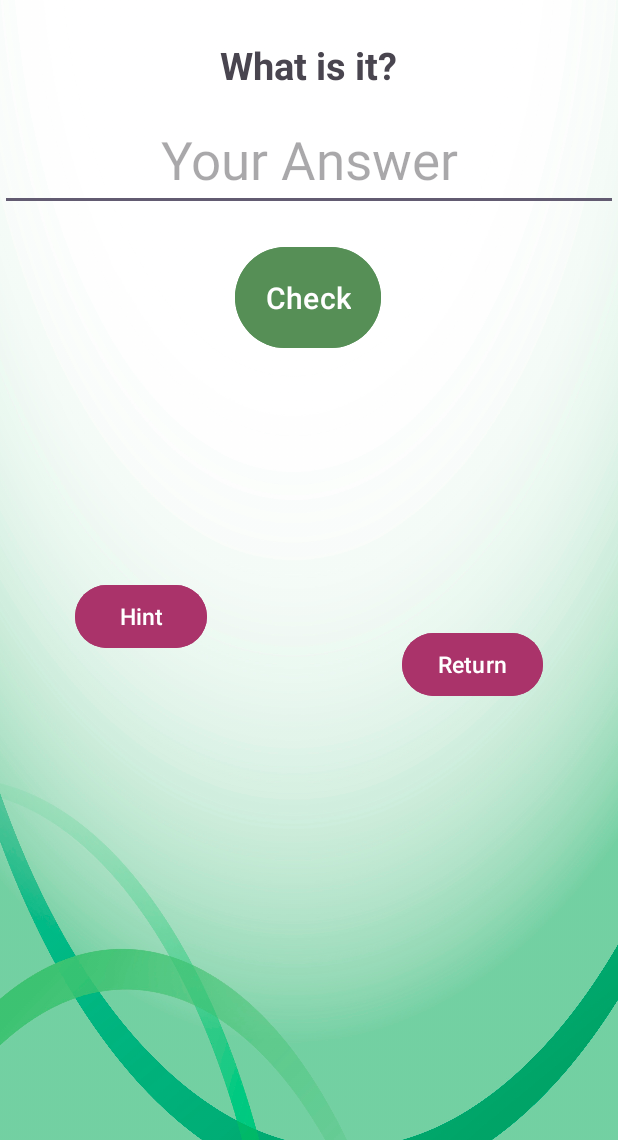
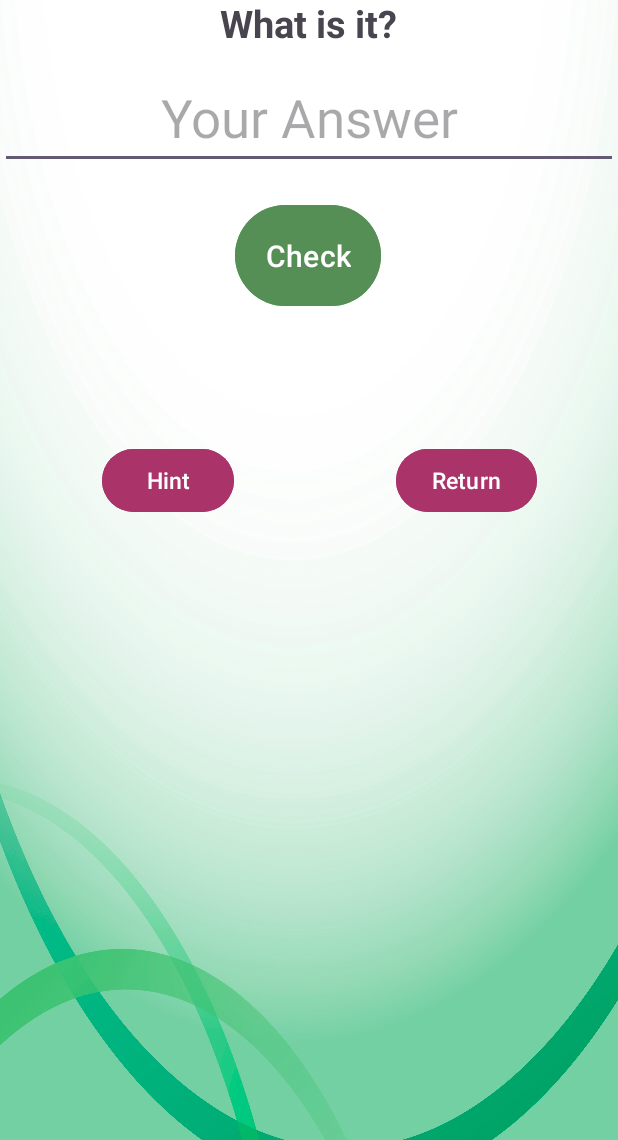
Before and after one commit to ttran15/catchthewords, an Android app: the QuestionActivity screen opened directly, with no data from a screen before it, on a phone screen of 412 x 824 dp, the part 96-1236 px from its top. Run offline under Robolectric (Android 15) with nearby library versions, the phone set to English and light mode, and no system bars; Roboto replaces fonts that are not available here; 4 statements that could not run were skipped.

Commit message:
Edit layout to adapt with multi devices

```diff
--- a/app/src/main/res/layout/question_layout.xml
+++ b/app/src/main/res/layout/question_layout.xml
@@ -10,7 +10,7 @@
         android:id="@+id/imgView"
         android:layout_width="wrap_content"
         android:layout_height="wrap_content"
-        android:layout_marginTop="80dp"
+        android:layout_marginTop="52dp"
         app:layout_constraintEnd_toEndOf="parent"
         app:layout_constraintHorizontal_bias="0.498"
         app:layout_constraintStart_toStartOf="parent"
@@ -63,35 +63,33 @@
         android:id="@+id/btnHint"
         android:layout_width="wrap_content"
         android:layout_height="50dp"
-        android:layout_marginStart="50dp"
-        android:layout_marginTop="150dp"
+        android:layout_marginTop="20dp"
         android:backgroundTint="#AA336A"
         android:text="Hint"
         android:textSize="15dp"
-        app:layout_constraintBottom_toBottomOf="parent"
+        app:layout_constraintEnd_toEndOf="parent"
+        app:layout_constraintHorizontal_bias="0.21"
         app:layout_constraintStart_toStartOf="parent"
-        app:layout_constraintTop_toBottomOf="@+id/btnCheck"
-        app:layout_constraintVertical_bias="0.0" />
+        app:layout_constraintTop_toBottomOf="@+id/txtResult" />
 
     <Button
         android:id="@+id/btnBack"
         android:layout_width="wrap_content"
         android:layout_height="50dp"
-        android:layout_marginTop="132dp"
-        android:layout_marginEnd="50dp"
+        android:layout_marginTop="20dp"
         android:backgroundTint="#AA336A"
         android:text="Return"
         android:textSize="15dp"
-        app:layout_constraintBottom_toBottomOf="parent"
         app:layout_constraintEnd_toEndOf="parent"
-        app:layout_constraintTop_toBottomOf="@+id/btnCheck"
-        app:layout_constraintVertical_bias="0.147" />
+        app:layout_constraintHorizontal_bias="0.83"
+        app:layout_constraintStart_toStartOf="parent"
+        app:layout_constraintTop_toBottomOf="@+id/txtResult" />
 
     <TextView
         android:id="@+id/txtResult"
         android:layout_width="wrap_content"
         android:layout_height="wrap_content"
-        android:layout_marginTop="44dp"
+        android:layout_marginTop="20dp"
         android:textSize="35dp"
         android:textStyle="bold"
         app:layout_constraintEnd_toEndOf="parent"
--- a/app/src/main/res/layout/topic_layout.xml
+++ b/app/src/main/res/layout/topic_layout.xml
@@ -8,13 +8,13 @@
 
     <TextView
         android:id="@+id/txtTopic"
-        android:layout_width="225dp"
+        android:layout_width="wrap_content"
         android:layout_height="wrap_content"
         android:layout_marginTop="170dp"
         android:fontFamily="@font/playball"
         android:text="Topic"
         android:textColor="#964B00"
-        android:textSize="80dp"
+        android:textSize="60dp"
         android:textStyle="bold"
         android:gravity="center"
         app:layout_constraintEnd_toEndOf="parent"
```
Also changed, not shown: 3 other files.
